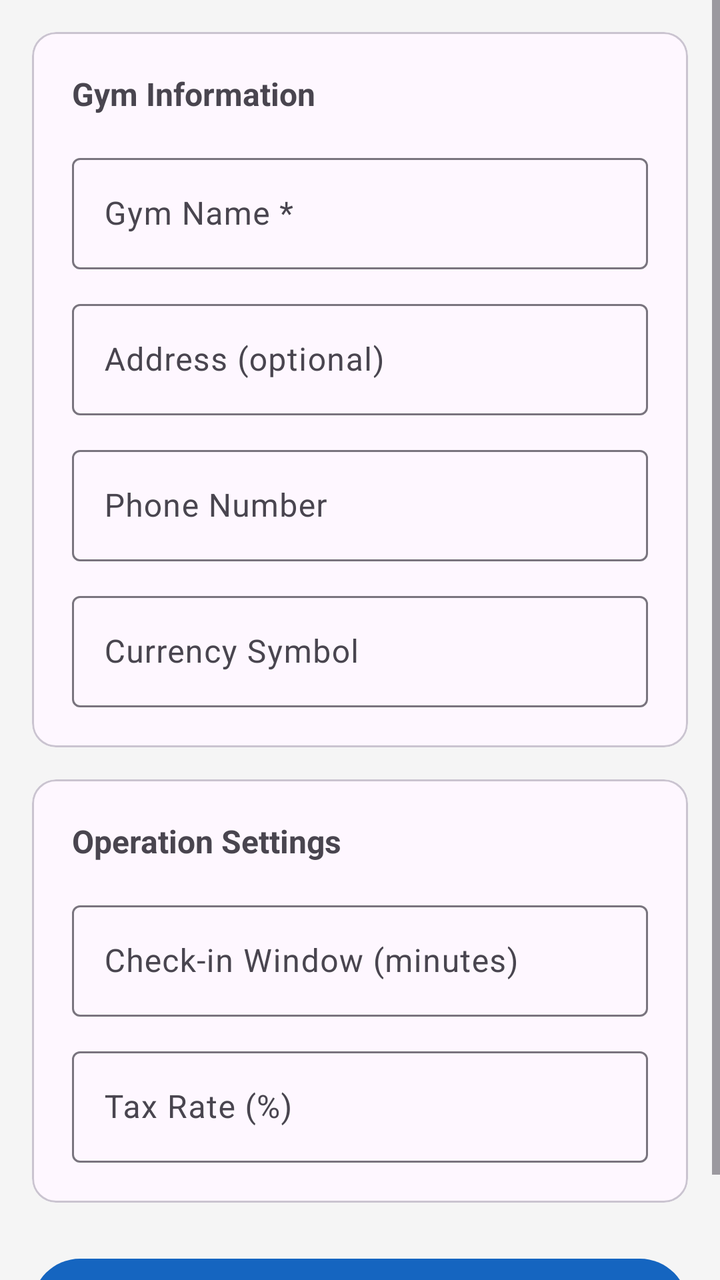
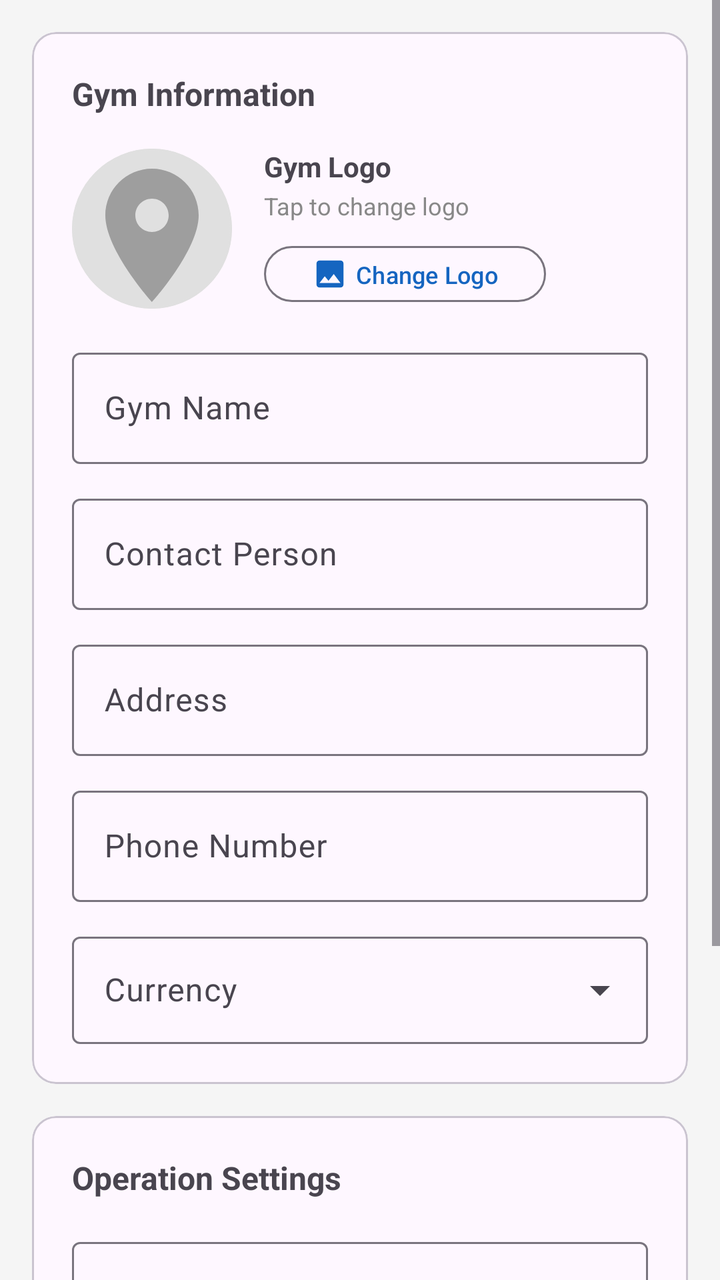

The first picture is an Android layout as it rendered before a commit; the second is the same layout after the commit. The layout source and the unified diff follow.
<!-- AndroidManifest.xml: application theme Theme.GymManagement -->
<!-- res/layout/fragment_settings.xml -->
<?xml version="1.0" encoding="utf-8"?>
<ScrollView xmlns:android="http://schemas.android.com/apk/res/android"
    android:layout_width="match_parent"
    android:layout_height="match_parent"
    android:background="#F5F5F5">

    <LinearLayout
        android:layout_width="match_parent"
        android:layout_height="wrap_content"
        android:orientation="vertical"
        android:padding="16dp">

        <com.google.android.material.card.MaterialCardView
            android:layout_width="match_parent"
            android:layout_height="wrap_content"
            android:layout_marginBottom="16dp"
            app:cardCornerRadius="12dp"
            xmlns:app="http://schemas.android.com/apk/res-auto">

            <LinearLayout
                android:layout_width="match_parent"
                android:layout_height="wrap_content"
                android:orientation="vertical"
                android:padding="20dp">

                <TextView
                    android:layout_width="wrap_content"
                    android:layout_height="wrap_content"
                    android:text="Gym Information"
                    android:textSize="16sp"
                    android:textStyle="bold"
                    android:layout_marginBottom="16dp" />

                <com.google.android.material.textfield.TextInputLayout
                    android:layout_width="match_parent"
                    android:layout_height="wrap_content"
                    android:hint="@string/hint_gym_name"
                    android:layout_marginBottom="12dp"
                    style="@style/Widget.Material3.TextInputLayout.OutlinedBox">
                    <com.google.android.material.textfield.TextInputEditText
                        android:id="@+id/etGymName"
                        android:layout_width="match_parent"
                        android:layout_height="wrap_content"
                        android:inputType="textCapWords" />
                </com.google.android.material.textfield.TextInputLayout>

                <com.google.android.material.textfield.TextInputLayout
                    android:layout_width="match_parent"
                    android:layout_height="wrap_content"
                    android:hint="@string/hint_address"
                    android:layout_marginBottom="12dp"
                    style="@style/Widget.Material3.TextInputLayout.OutlinedBox">
                    <com.google.android.material.textfield.TextInputEditText
                        android:id="@+id/etAddress"
                        android:layout_width="match_parent"
                        android:layout_height="wrap_content"
                        android:inputType="textPostalAddress" />
                </com.google.android.material.textfield.TextInputLayout>

                <com.google.android.material.textfield.TextInputLayout
                    android:layout_width="match_parent"
                    android:layout_height="wrap_content"
                    android:hint="@string/hint_phone"
                    android:layout_marginBottom="12dp"
                    style="@style/Widget.Material3.TextInputLayout.OutlinedBox">
                    <com.google.android.material.textfield.TextInputEditText
                        android:id="@+id/etPhone"
                        android:layout_width="match_parent"
                        android:layout_height="wrap_content"
                        android:inputType="phone" />
                </com.google.android.material.textfield.TextInputLayout>

                <com.google.android.material.textfield.TextInputLayout
                    android:layout_width="match_parent"
                    android:layout_height="wrap_content"
                    android:hint="@string/hint_currency_symbol"
                    style="@style/Widget.Material3.TextInputLayout.OutlinedBox">
                    <com.google.android.material.textfield.TextInputEditText
                        android:id="@+id/etCurrencySymbol"
                        android:layout_width="match_parent"
                        android:layout_height="wrap_content"
                        android:maxLength="3"
                        android:inputType="text" />
                </com.google.android.material.textfield.TextInputLayout>

            </LinearLayout>
        </com.google.android.material.card.MaterialCardView>

        <com.google.android.material.card.MaterialCardView
            android:layout_width="match_parent"
            android:layout_height="wrap_content"
            android:layout_marginBottom="24dp"
            app:cardCornerRadius="12dp"
            xmlns:app="http://schemas.android.com/apk/res-auto">

            <LinearLayout
                android:layout_width="match_parent"
                android:layout_height="wrap_content"
                android:orientation="vertical"
                android:padding="20dp">

                <TextView
                    android:layout_width="wrap_content"
                    android:layout_height="wrap_content"
                    android:text="Operation Settings"
                    android:textSize="16sp"
                    android:textStyle="bold"
                    android:layout_marginBottom="16dp" />

                <com.google.android.material.textfield.TextInputLayout
                    android:layout_width="match_parent"
                    android:layout_height="wrap_content"
                    android:hint="@string/hint_check_in_window"
                    android:layout_marginBottom="12dp"
                    style="@style/Widget.Material3.TextInputLayout.OutlinedBox">
                    <com.google.android.material.textfield.TextInputEditText
                        android:id="@+id/etCheckInWindow"
                        android:layout_width="match_parent"
                        android:layout_height="wrap_content"
                        android:inputType="number" />
                </com.google.android.material.textfield.TextInputLayout>

                <com.google.android.material.textfield.TextInputLayout
                    android:layout_width="match_parent"
                    android:layout_height="wrap_content"
                    android:hint="@string/hint_tax_rate"
                    style="@style/Widget.Material3.TextInputLayout.OutlinedBox">
                    <com.google.android.material.textfield.TextInputEditText
                        android:id="@+id/etTaxRate"
                        android:layout_width="match_parent"
                        android:layout_height="wrap_content"
                        android:inputType="numberDecimal" />
                </com.google.android.material.textfield.TextInputLayout>

            </LinearLayout>
        </com.google.android.material.card.MaterialCardView>

        <com.google.android.material.button.MaterialButton
            android:id="@+id/btnSaveSettings"
            android:layout_width="match_parent"
            android:layout_height="56dp"
            android:text="@string/btn_save_settings"
            android:textSize="16sp" />

    </LinearLayout>
</ScrollView>
<!-- resources referenced by this layout -->
<resources>
  <string name="btn_save_settings">Save Settings</string>
  <string name="hint_address">Address (optional)</string>
  <string name="hint_check_in_window">Check-in Window (minutes)</string>
  <string name="hint_currency_symbol">Currency Symbol</string>
  <string name="hint_gym_name">Gym Name *</string>
  <string name="hint_phone">Phone Number</string>
  <string name="hint_tax_rate">Tax Rate (%)</string>
  <style name="Theme.GymManagement" parent="Theme.Material3.Light.NoActionBar">
          <item name="colorPrimary">@color/primary</item>
          <item name="colorPrimaryDark">@color/primary_dark</item>
          <item name="colorAccent">@color/accent</item>
          <item name="android:windowBackground">@color/surface</item>
      </style>
  <color name="primary">#1565C0</color>
  <color name="primary_dark">#003c8f</color>
  <color name="accent">#FF6F00</color>
  <color name="surface">#F5F7FA</color>
</resources>

<!-- the commit's change to res/layout/fragment_settings.xml (unified diff, before → after) -->
@@ -1,5 +1,6 @@
 <?xml version="1.0" encoding="utf-8"?>
 <ScrollView xmlns:android="http://schemas.android.com/apk/res/android"
+    xmlns:app="http://schemas.android.com/apk/res-auto"
     android:layout_width="match_parent"
     android:layout_height="match_parent"
     android:background="#F5F5F5">
@@ -10,12 +11,12 @@
         android:orientation="vertical"
         android:padding="16dp">
 
+        
         <com.google.android.material.card.MaterialCardView
             android:layout_width="match_parent"
             android:layout_height="wrap_content"
             android:layout_marginBottom="16dp"
-            app:cardCornerRadius="12dp"
-            xmlns:app="http://schemas.android.com/apk/res-auto">
+            app:cardCornerRadius="12dp">
 
             <LinearLayout
                 android:layout_width="match_parent"
@@ -31,10 +32,70 @@
                     android:textStyle="bold"
                     android:layout_marginBottom="16dp" />
 
-                <com.google.android.material.textfield.TextInputLayout
-                    android:layout_width="match_parent"
-                    android:layout_height="wrap_content"
-                    android:hint="@string/hint_gym_name"
+                
+                <LinearLayout
+                    android:layout_width="match_parent"
+                    android:layout_height="wrap_content"
+                    android:orientation="horizontal"
+                    android:gravity="center_vertical"
+                    android:layout_marginBottom="16dp">
+
+                    <com.google.android.material.card.MaterialCardView
+                        android:layout_width="80dp"
+                        android:layout_height="80dp"
+                        app:cardCornerRadius="40dp"
+                        app:strokeWidth="1dp"
+                        app:strokeColor="#E0E0E0">
+
+                        <ImageView
+                            android:id="@+id/ivLogo"
+                            android:layout_width="match_parent"
+                            android:layout_height="match_parent"
+                            android:scaleType="centerCrop"
+                            android:src="@drawable/ic_gym_placeholder" />
+
+                    </com.google.android.material.card.MaterialCardView>
+
+                    <LinearLayout
+                        android:layout_width="0dp"
+                        android:layout_height="wrap_content"
+                        android:layout_weight="1"
+                        android:orientation="vertical"
+                        android:layout_marginStart="16dp">
+
+                        <TextView
+                            android:layout_width="wrap_content"
+                            android:layout_height="wrap_content"
+                            android:text="Gym Logo"
+                            android:textSize="14sp"
+                            android:textStyle="bold" />
+
+                        <TextView
+                            android:layout_width="wrap_content"
+                            android:layout_height="wrap_content"
+                            android:text="Tap to change logo"
+                            android:textSize="12sp"
+                            android:textColor="#888888"
+                            android:layout_marginTop="2dp" />
+
+                        <com.google.android.material.button.MaterialButton
+                            android:id="@+id/btnChangeLogo"
+                            style="@style/Widget.Material3.Button.OutlinedButton"
+                            android:layout_width="wrap_content"
+                            android:layout_height="36dp"
+                            android:layout_marginTop="8dp"
+                            android:text="Change Logo"
+                            android:textSize="12sp"
+                            app:icon="@drawable/ic_image" />
+
+                    </LinearLayout>
+                </LinearLayout>
+
+                
+                <com.google.android.material.textfield.TextInputLayout
+                    android:layout_width="match_parent"
+                    android:layout_height="wrap_content"
+                    android:hint="Gym Name"
                     android:layout_marginBottom="12dp"
                     style="@style/Widget.Material3.TextInputLayout.OutlinedBox">
                     <com.google.android.material.textfield.TextInputEditText
@@ -44,10 +105,25 @@
                         android:inputType="textCapWords" />
                 </com.google.android.material.textfield.TextInputLayout>
 
-                <com.google.android.material.textfield.TextInputLayout
-                    android:layout_width="match_parent"
-                    android:layout_height="wrap_content"
-                    android:hint="@string/hint_address"
+                
+                <com.google.android.material.textfield.TextInputLayout
+                    android:layout_width="match_parent"
+                    android:layout_height="wrap_content"
+                    android:hint="Contact Person"
+                    android:layout_marginBottom="12dp"
+                    style="@style/Widget.Material3.TextInputLayout.OutlinedBox">
+                    <com.google.android.material.textfield.TextInputEditText
+                        android:id="@+id/etContactPerson"
+                        android:layout_width="match_parent"
+                        android:layout_height="wrap_content"
+                        android:inputType="textPersonName" />
+                </com.google.android.material.textfield.TextInputLayout>
+
+                
+                <com.google.android.material.textfield.TextInputLayout
+                    android:layout_width="match_parent"
+                    android:layout_height="wrap_content"
+                    android:hint="Address"
                     android:layout_marginBottom="12dp"
                     style="@style/Widget.Material3.TextInputLayout.OutlinedBox">
                     <com.google.android.material.textfield.TextInputEditText
@@ -57,10 +133,11 @@
                         android:inputType="textPostalAddress" />
                 </com.google.android.material.textfield.TextInputLayout>
 
-                <com.google.android.material.textfield.TextInputLayout
-                    android:layout_width="match_parent"
-                    android:layout_height="wrap_content"
-                    android:hint="@string/hint_phone"
+                
+                <com.google.android.material.textfield.TextInputLayout
+                    android:layout_width="match_parent"
+                    android:layout_height="wrap_content"
+                    android:hint="Phone Number"
                     android:layout_marginBottom="12dp"
                     style="@style/Widget.Material3.TextInputLayout.OutlinedBox">
                     <com.google.android.material.textfield.TextInputEditText
@@ -70,28 +147,34 @@
                         android:inputType="phone" />
                 </com.google.android.material.textfield.TextInputLayout>
 
-                <com.google.android.material.textfield.TextInputLayout
-                    android:layout_width="match_parent"
-                    android:layout_height="wrap_content"
-                    android:hint="@string/hint_currency_symbol"
-                    style="@style/Widget.Material3.TextInputLayout.OutlinedBox">
-                    <com.google.android.material.textfield.TextInputEditText
-                        android:id="@+id/etCurrencySymbol"
-                        android:layout_width="match_parent"
-                        android:layout_height="wrap_content"
-                        android:maxLength="3"
-                        android:inputType="text" />
+                
+                <com.google.android.material.textfield.TextInputLayout
+                    android:id="@+id/tilCurrency"
+                    android:layout_width="match_parent"
+                    android:layout_height="wrap_content"
+                    android:hint="Currency"
+                    style="@style/Widget.Material3.TextInputLayout.OutlinedBox.ExposedDropdownMenu">
+
+                    <AutoCompleteTextView
+                        android:id="@+id/actvCurrency"
+                        android:layout_width="match_parent"
+                        android:layout_height="wrap_content"
+                        android:inputType="none"
+                        android:focusable="false"
+                        android:focusableInTouchMode="false"
+                        android:padding="16dp" />
+
                 </com.google.android.material.textfield.TextInputLayout>
 
             </LinearLayout>
         </com.google.android.material.card.MaterialCardView>
 
+        
         <com.google.android.material.card.MaterialCardView
             android:layout_width="match_parent"
             android:layout_height="wrap_content"
             android:layout_marginBottom="24dp"
-            app:cardCornerRadius="12dp"
-            xmlns:app="http://schemas.android.com/apk/res-auto">
+            app:cardCornerRadius="12dp">
 
             <LinearLayout
                 android:layout_width="match_parent"
@@ -110,7 +193,7 @@
                 <com.google.android.material.textfield.TextInputLayout
                     android:layout_width="match_parent"
                     android:layout_height="wrap_content"
-                    android:hint="@string/hint_check_in_window"
+                    android:hint="Check-in Window (minutes)"
                     android:layout_marginBottom="12dp"
                     style="@style/Widget.Material3.TextInputLayout.OutlinedBox">
                     <com.google.android.material.textfield.TextInputEditText
@@ -123,7 +206,7 @@
                 <com.google.android.material.textfield.TextInputLayout
                     android:layout_width="match_parent"
                     android:layout_height="wrap_content"
-                    android:hint="@string/hint_tax_rate"
+                    android:hint="Tax Rate (%)"
                     style="@style/Widget.Material3.TextInputLayout.OutlinedBox">
                     <com.google.android.material.textfield.TextInputEditText
                         android:id="@+id/etTaxRate"
@@ -139,7 +222,7 @@
             android:id="@+id/btnSaveSettings"
             android:layout_width="match_parent"
             android:layout_height="56dp"
-            android:text="@string/btn_save_settings"
+            android:text="Save Settings"
             android:textSize="16sp" />
 
     </LinearLayout>
<!-- resource entries referenced after the edit -->
@@ -1,12 +1,25 @@
 <!-- resources referenced by this layout -->
 <resources>
-  <string name="btn_save_settings">Save Settings</string>
-  <string name="hint_address">Address (optional)</string>
-  <string name="hint_check_in_window">Check-in Window (minutes)</string>
-  <string name="hint_currency_symbol">Currency Symbol</string>
-  <string name="hint_gym_name">Gym Name *</string>
-  <string name="hint_phone">Phone Number</string>
-  <string name="hint_tax_rate">Tax Rate (%)</string>
+  <!-- drawable ic_gym_placeholder (drawable) -->
+  <vector xmlns:android="http://schemas.android.com/apk/res/android"
+      android:width="80dp"
+      android:height="80dp"
+      android:viewportWidth="24"
+      android:viewportHeight="24">
+    <path android:fillColor="#E0E0E0" android:pathData="M0,0h24v24H0z"/>
+    <path android:fillColor="#9E9E9E"
+        android:pathData="M12,3C8.13,3 5,6.13 5,10c0,5.25 7,13 7,13s7,-7.75 7,-13C19,6.13 15.87,3 12,3zM12,12.5c-1.38,0 -2.5,-1.12 -2.5,-2.5s1.12,-2.5 2.5,-2.5 2.5,1.12 2.5,2.5 -1.12,2.5 -2.5,2.5z"/>
+  </vector>
+  <!-- drawable ic_image (drawable) -->
+  <vector xmlns:android="http://schemas.android.com/apk/res/android"
+      android:width="24dp"
+      android:height="24dp"
+      android:viewportWidth="24"
+      android:viewportHeight="24"
+      android:tint="?attr/colorPrimary">
+    <path android:fillColor="@android:color/white"
+        android:pathData="M21,19V5c0,-1.1 -0.9,-2 -2,-2H5c-1.1,0 -2,0.9 -2,2v14c0,1.1 0.9,2 2,2h14c1.1,0 2,-0.9 2,-2zM8.5,13.5l2.5,3.01L14.5,12l4.5,6H5l3.5,-4.5z"/>
+  </vector>
   <style name="Theme.GymManagement" parent="Theme.Material3.Light.NoActionBar">
           <item name="colorPrimary">@color/primary</item>
           <item name="colorPrimaryDark">@color/primary_dark</item>
